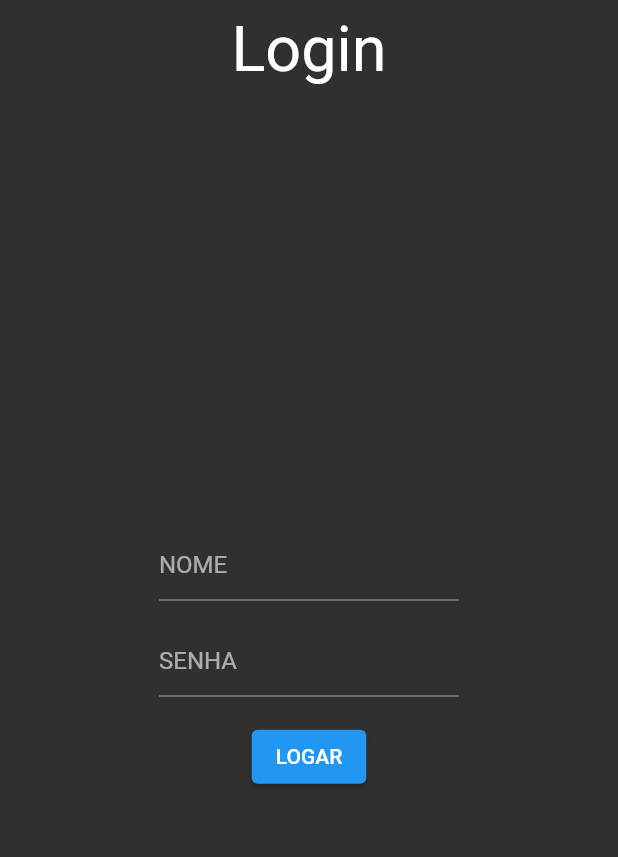
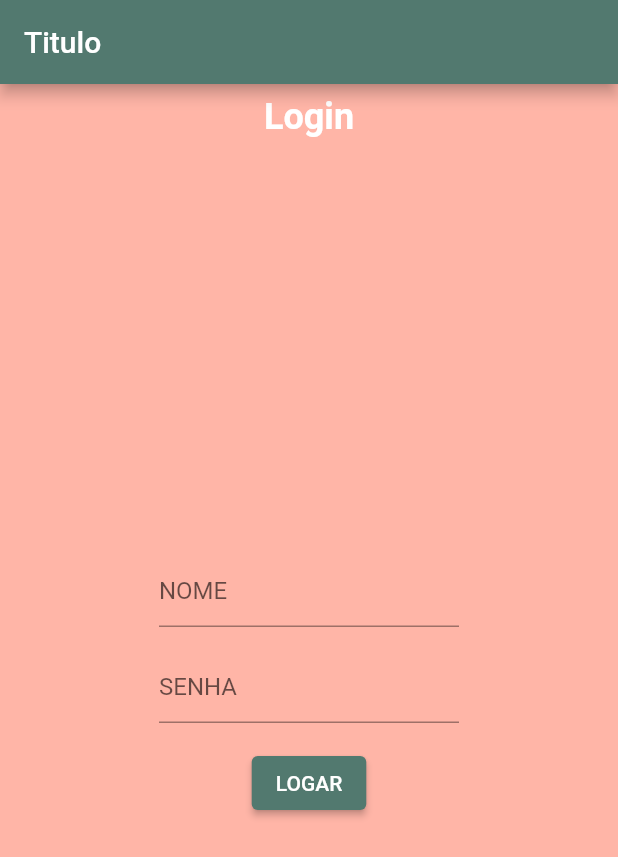
Before and after one commit to higmarques/Casa-Pet, a Flutter app: the screen it shows after launch, on a phone screen of 412 x 824 dp. Shown: the top 857 px of the screen. Run offline on Flutter 3.47's test engine with Material 2 defaults, Android fonts, the phone set to English and light mode, and no system bars; our stand-ins replace connectivity_plus, dio.

Commit message:
Adicionado tema ao app

```diff
--- /dev/null
+++ b/flutter/lib/app.dart
@@ -0,0 +1,29 @@
+import 'package:event_tracker/features/login/view/login_view.dart';
+import 'package:event_tracker/utils/themes.dart';
+import 'package:flutter/material.dart';
+
+class App extends StatelessWidget {
+  const App({super.key});
+
+  @override
+  Widget build(BuildContext context) {
+    return const AppView();
+  }
+}
+
+class AppView extends StatefulWidget {
+  const AppView({super.key});
+
+  @override
+  State<AppView> createState() => _AppViewState();
+}
+
+class _AppViewState extends State<AppView> {
+  @override
+  Widget build(BuildContext context) {
+    return MaterialApp(
+      theme: Themes.mainTheme,
+      home: const Login(),
+    );
+  }
+}
--- a/flutter/lib/features/login/view/login_view.dart
+++ b/flutter/lib/features/login/view/login_view.dart
@@ -1,16 +1,29 @@
 import 'package:flutter/material.dart';
 
 class Login extends StatelessWidget {
+  const Login({super.key});
+
+  static Route<void> route() {
+    return MaterialPageRoute<void>(builder: (_) => const Login());
+  }
+
   @override
   Widget build(BuildContext context) {
-    return MaterialApp(
-      theme: ThemeData.dark(),
-      home: Scaffold(
+    return Scaffold(
+      appBar: AppBar(title: const Text("Titulo")),
+      backgroundColor: Theme.of(context).colorScheme.primary,
       body: SafeArea(
         child: Column(
           children: [
             const SizedBox(height: 8),
-              const Text("Login", textScaleFactor: 3),
+            const Text(
+              "Login",
+              style: TextStyle(
+                fontSize: 24,
+                fontWeight: FontWeight.bold,
+                color: Colors.white,
+              ),
+            ),
             const Expanded(child: SizedBox()),
             Center(
               child: Column(
@@ -52,7 +65,6 @@ class Login extends StatelessWidget {
           ],
         ),
       ),
-      ),
     );
   }
 
--- a/flutter/lib/main.dart
+++ b/flutter/lib/main.dart
@@ -1,6 +1,6 @@
-import 'package:event_tracker/features/login/view/login_view.dart';
+import 'package:event_tracker/app.dart';
 import 'package:flutter/material.dart';
 
 void main() {
-  runApp(Login());
+  runApp(App());
 }
--- /dev/null
+++ b/flutter/lib/utils/themes.dart
@@ -0,0 +1,21 @@
+import 'package:flutter/material.dart';
+
+class Themes {
+  static final mainTheme = ThemeData(
+    colorScheme: const ColorScheme.light(
+      background: Color.fromRGBO(255, 181, 167, 1),
+      primary: Color.fromRGBO(255, 181, 167, 1),
+      secondary: Color.fromRGBO(82, 121, 111, 1),
+    ),
+    primaryColor: const Color(0xFFFFB5A7),
+    elevatedButtonTheme: const ElevatedButtonThemeData(
+      style: ButtonStyle(
+        backgroundColor:
+            MaterialStatePropertyAll<Color?>(Color.fromRGBO(82, 121, 111, 1)),
+      ),
+    ),
+    appBarTheme: const AppBarTheme(
+      backgroundColor: Color.fromRGBO(82, 121, 111, 1),
+    ),
+  );
+}
```
Also changed, not shown: 3 other files. Lines whose indentation alone changed are shown as unchanged.
